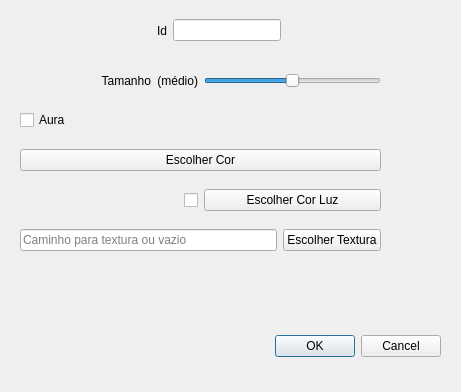
First picture: the form in ifg/qt/ui/entidade.ui, repository matferib/tabuleiro-virtual, before the edit.
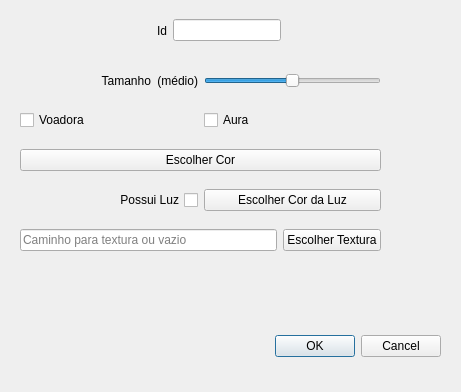
Second picture: the form after the edit.

Commit message: nova forma de movimento, corricao bug de deserializacao de tabuleiro e adicionei entidades voadoras

```diff
--- a/ifg/qt/ui/entidade.ui
+++ b/ifg/qt/ui/entidade.ui
@@ -100,7 +100,7 @@
        <enum>Qt::RightToLeft</enum>
       </property>
       <property name="text">
-       <string/>
+       <string>Possui Luz</string>
       </property>
      </widget>
     </item>
@@ -110,7 +110,7 @@
        <string notr="true"/>
       </property>
       <property name="text">
-       <string>Escolher Cor Luz</string>
+       <string>Escolher Cor da Luz</string>
       </property>
      </widget>
     </item>
@@ -227,6 +227,13 @@
    <layout class="QHBoxLayout" name="horizontalLayout_8">
     <item>
      <layout class="QHBoxLayout" name="horizontalLayout_9">
+      <item>
+       <widget class="QCheckBox" name="checkbox_voadora">
+        <property name="text">
+         <string>Voadora</string>
+        </property>
+       </widget>
+      </item>
       <item>
        <widget class="QCheckBox" name="checkbox_aura">
         <property name="text">
```
The commit also changes 9 other files.
